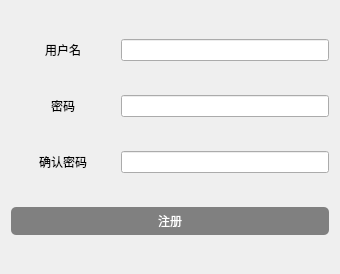
This is AllChatClient/View/regist.ui in siju-m/AllChat as Qt 5 draws it before an edit. The edited form follows.
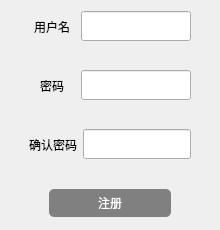
This is the edited form.

```diff
--- a/AllChatClient/View/regist.ui
+++ b/AllChatClient/View/regist.ui
@@ -6,16 +6,45 @@
    <rect>
     <x>0</x>
     <y>0</y>
-    <width>340</width>
-    <height>274</height>
+    <width>220</width>
+    <height>230</height>
    </rect>
   </property>
   <property name="windowTitle">
    <string>Dialog</string>
   </property>
   <layout class="QVBoxLayout" name="verticalLayout">
+   <property name="leftMargin">
+    <number>0</number>
+   </property>
+   <property name="topMargin">
+    <number>0</number>
+   </property>
+   <property name="rightMargin">
+    <number>0</number>
+   </property>
+   <property name="bottomMargin">
+    <number>0</number>
+   </property>
    <item>
-    <layout class="QHBoxLayout" name="horizontalLayout" stretch="1,2">
+    <widget class="QWidget" name="widget_4" native="true">
+     <layout class="QHBoxLayout" name="horizontalLayout_6">
+      <item>
+       <spacer name="horizontalSpacer">
+        <property name="orientation">
+         <enum>Qt::Horizontal</enum>
+        </property>
+        <property name="sizeType">
+         <enum>QSizePolicy::Fixed</enum>
+        </property>
+        <property name="sizeHint" stdset="0">
+         <size>
+          <width>20</width>
+          <height>20</height>
+         </size>
+        </property>
+       </spacer>
+      </item>
      <item>
       <widget class="QLabel" name="label">
        <property name="text">
@@ -27,12 +56,64 @@
       </widget>
      </item>
      <item>
-      <widget class="QLineEdit" name="userName"/>
-     </item>
-    </layout>
+       <widget class="QLineEdit" name="userName">
+        <property name="minimumSize">
+         <size>
+          <width>0</width>
+          <height>30</height>
+         </size>
+        </property>
+        <property name="maximumSize">
+         <size>
+          <width>110</width>
+          <height>30</height>
+         </size>
+        </property>
+        <property name="styleSheet">
+         <string notr="true">QLineEdit{
+border-radius: 5px;
+};</string>
+        </property>
+       </widget>
+      </item>
+      <item>
+       <spacer name="horizontalSpacer_2">
+        <property name="orientation">
+         <enum>Qt::Horizontal</enum>
+        </property>
+        <property name="sizeType">
+         <enum>QSizePolicy::Fixed</enum>
+        </property>
+        <property name="sizeHint" stdset="0">
+         <size>
+          <width>20</width>
+          <height>20</height>
+         </size>
+        </property>
+       </spacer>
+      </item>
+     </layout>
+    </widget>
    </item>
    <item>
-    <layout class="QHBoxLayout" name="horizontalLayout_2" stretch="1,2">
+    <widget class="QWidget" name="widget_3" native="true">
+     <layout class="QHBoxLayout" name="horizontalLayout_3">
+      <item>
+       <spacer name="horizontalSpacer_3">
+        <property name="orientation">
+         <enum>Qt::Horizontal</enum>
+        </property>
+        <property name="sizeType">
+         <enum>QSizePolicy::Fixed</enum>
+        </property>
+        <property name="sizeHint" stdset="0">
+         <size>
+          <width>20</width>
+          <height>20</height>
+         </size>
+        </property>
+       </spacer>
+      </item>
      <item>
       <widget class="QLabel" name="label_2">
        <property name="text">
@@ -44,12 +125,64 @@
       </widget>
      </item>
      <item>
-      <widget class="QLineEdit" name="password"/>
-     </item>
-    </layout>
+       <widget class="QLineEdit" name="password">
+        <property name="minimumSize">
+         <size>
+          <width>0</width>
+          <height>30</height>
+         </size>
+        </property>
+        <property name="maximumSize">
+         <size>
+          <width>110</width>
+          <height>30</height>
+         </size>
+        </property>
+        <property name="styleSheet">
+         <string notr="true">QLineEdit{
+border-radius: 5px;
+};</string>
+        </property>
+       </widget>
+      </item>
+      <item>
+       <spacer name="horizontalSpacer_4">
+        <property name="orientation">
+         <enum>Qt::Horizontal</enum>
+        </property>
+        <property name="sizeType">
+         <enum>QSizePolicy::Fixed</enum>
+        </property>
+        <property name="sizeHint" stdset="0">
+         <size>
+          <width>20</width>
+          <height>20</height>
+         </size>
+        </property>
+       </spacer>
+      </item>
+     </layout>
+    </widget>
    </item>
    <item>
-    <layout class="QHBoxLayout" name="horizontalLayout_3" stretch="1,2">
+    <widget class="QWidget" name="widget_2" native="true">
+     <layout class="QHBoxLayout" name="horizontalLayout_5">
+      <item>
+       <spacer name="horizontalSpacer_5">
+        <property name="orientation">
+         <enum>Qt::Horizontal</enum>
+        </property>
+        <property name="sizeType">
+         <enum>QSizePolicy::Fixed</enum>
+        </property>
+        <property name="sizeHint" stdset="0">
+         <size>
+          <width>20</width>
+          <height>20</height>
+         </size>
+        </property>
+       </spacer>
+      </item>
      <item>
       <widget class="QLabel" name="label_3">
        <property name="text">
@@ -61,9 +194,63 @@
       </widget>
      </item>
      <item>
-      <widget class="QLineEdit" name="confirmPassword"/>
-     </item>
-    </layout>
+       <widget class="QLineEdit" name="confirmPassword">
+        <property name="minimumSize">
+         <size>
+          <width>0</width>
+          <height>30</height>
+         </size>
+        </property>
+        <property name="maximumSize">
+         <size>
+          <width>110</width>
+          <height>30</height>
+         </size>
+        </property>
+        <property name="styleSheet">
+         <string notr="true">QLineEdit{
+border-radius: 5px;
+};</string>
+        </property>
+       </widget>
+      </item>
+      <item>
+       <spacer name="horizontalSpacer_6">
+        <property name="orientation">
+         <enum>Qt::Horizontal</enum>
+        </property>
+        <property name="sizeType">
+         <enum>QSizePolicy::Fixed</enum>
+        </property>
+        <property name="sizeHint" stdset="0">
+         <size>
+          <width>20</width>
+          <height>20</height>
+         </size>
+        </property>
+       </spacer>
+      </item>
+     </layout>
+    </widget>
+   </item>
+   <item>
+    <widget class="QWidget" name="widget" native="true">
+     <layout class="QHBoxLayout" name="horizontalLayout_4">
+      <item>
+       <spacer name="horizontalSpacer_7">
+        <property name="orientation">
+         <enum>Qt::Horizontal</enum>
+        </property>
+        <property name="sizeType">
+         <enum>QSizePolicy::Fixed</enum>
+        </property>
+        <property name="sizeHint" stdset="0">
+         <size>
+          <width>40</width>
+          <height>20</height>
+         </size>
+        </property>
+       </spacer>
    </item>
    <item>
     <widget class="QPushButton" name="btnRegist">
@@ -104,6 +291,25 @@
      <property name="text">
       <string>注册</string>
      </property>
+       </widget>
+      </item>
+      <item>
+       <spacer name="horizontalSpacer_8">
+        <property name="orientation">
+         <enum>Qt::Horizontal</enum>
+        </property>
+        <property name="sizeType">
+         <enum>QSizePolicy::Fixed</enum>
+        </property>
+        <property name="sizeHint" stdset="0">
+         <size>
+          <width>40</width>
+          <height>20</height>
+         </size>
+        </property>
+       </spacer>
+      </item>
+     </layout>
     </widget>
    </item>
   </layout>
```
Lines whose indentation alone changed are shown as unchanged.
